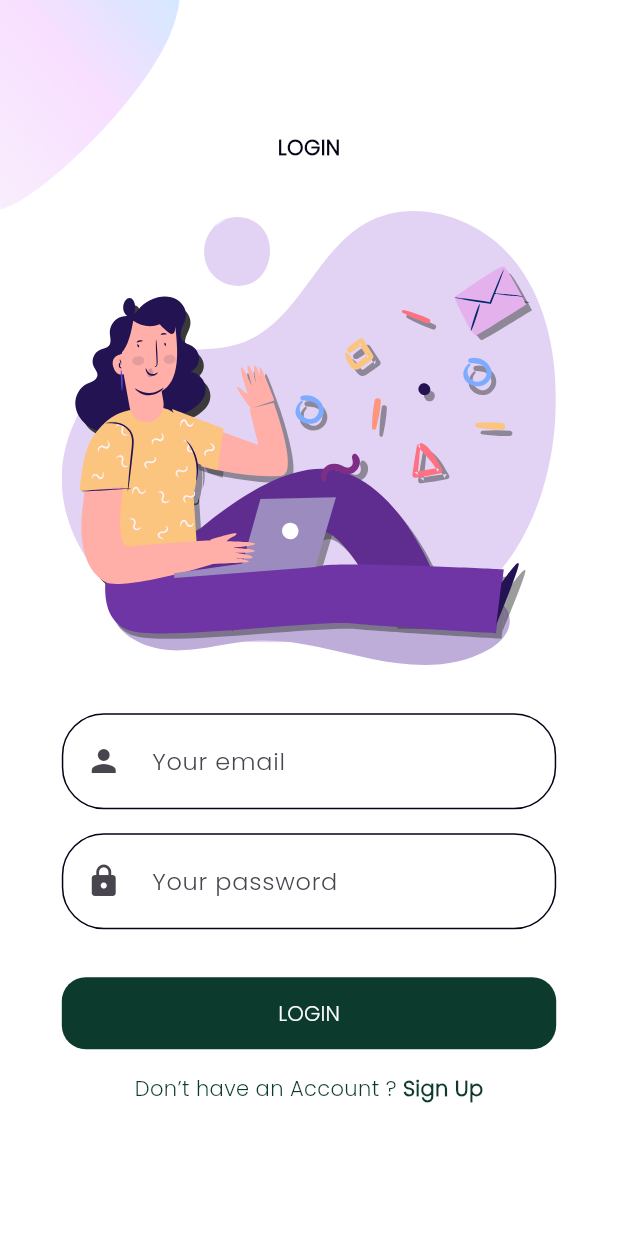
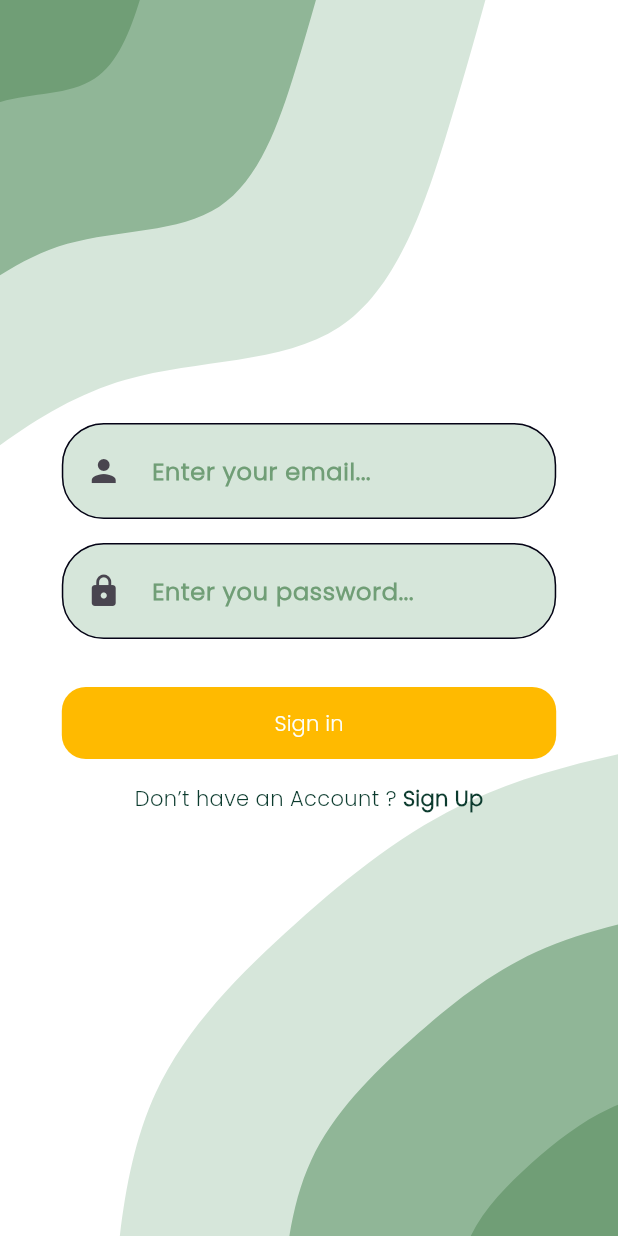
Before and after one commit to Ika1009/Aj_na_Kafu_App, a Flutter app: the screen it shows after launch, in the side drawer, after a tap on "Login", on a phone screen of 412 x 824 dp. Run offline on Flutter 3.47's test engine with Material 3 defaults, Android fonts, the phone set to English and light mode, and no system bars; our stand-ins replace flutter_svg.

Commit message:
Enhance form UI and streamline navigation
- Updated the login form fields with new hint text styling, background
color, and placeholder text for improved visual appeal and stronger user
guidance.
- Removed unnecessary top image component, decluttering the login screen
and focusing attention on the form inputs.
- Modified the "Login" button text to "Sign in" and updated its styling
for better alignment with design standards.
- Replaced PNG images in the background component with vector graphics,
resulting in sharper visuals and potentially better performance.
- Reduced onboarding screen redirection delay for a swifter user
experience.
- Removed deprecated code references, cleaning up the UI codebase for
maintainability.

Refactors like these contribute to a more intuitive and visually
consistent application, enhancing user experience.

```diff
--- a/flutter/project/lib/Screens/Login/components/login_form.dart
+++ b/flutter/project/lib/Screens/Login/components/login_form.dart
@@ -69,7 +69,13 @@ class _LoginFormState extends State<LoginForm> {
             textInputAction: TextInputAction.next,
             cursorColor: primaryColor,
             decoration: const InputDecoration(
-              hintText: "Your email",
+              filled: true,
+              fillColor: Color(0xFFD6E6DA), // dzektor da doda boju i da se zameni
+              hintText: "Enter your email...",
+              hintStyle: TextStyle(
+                color: Color(0xFF709E76), // dzektor da doda boju i da se zameni
+                fontWeight: FontWeight.bold,
+              ),
               prefixIcon: Padding(
                 padding: EdgeInsets.all(defaultPadding),
                 child: Icon(Icons.person),
@@ -84,7 +90,13 @@ class _LoginFormState extends State<LoginForm> {
               obscureText: true,
               cursorColor: primaryColor,
               decoration: const InputDecoration(
-                hintText: "Your password",
+                filled: true,
+                fillColor: Color(0xFFD6E6DA), // dzektor da doda boju i da se zameni
+                hintText: "Enter you password...",
+                hintStyle: TextStyle(
+                  color: Color(0xFF709E76), // dzektor da doda boju i da se zameni
+                  fontWeight: FontWeight.bold,
+                ),
                 prefixIcon: Padding(
                   padding: EdgeInsets.all(defaultPadding),
                   child: Icon(Icons.lock),
@@ -94,11 +106,13 @@ class _LoginFormState extends State<LoginForm> {
           ),
           const SizedBox(height: defaultPadding),
           ElevatedButton(
+            style: ButtonStyle(backgroundColor: MaterialStateProperty.all(accentColor)),
             onPressed: () async {
               await login();
             },
             child: Text(
-              "Login".toUpperCase(),
+              "Sign in",
+              style: TextStyle(color: backgroundColor),
             ),
           ),
           const SizedBox(height: defaultPadding),
--- a/flutter/project/lib/Screens/Login/login_screen.dart
+++ b/flutter/project/lib/Screens/Login/login_screen.dart
@@ -3,7 +3,6 @@ import 'package:project/responsive.dart';
 
 import '../../components/background.dart';
 import 'components/login_form.dart';
-import 'components/login_screen_top_image.dart';
 
 class LoginScreen extends StatelessWidget {
   static String routeName = "/login";
@@ -17,9 +16,6 @@ class LoginScreen extends StatelessWidget {
           mobile: MobileLoginScreen(),
           desktop: Row(
             children: [
-              Expanded(
-                child: LoginScreenTopImage(),
-              ),
               Expanded(
                 child: Row(
                   mainAxisAlignment: MainAxisAlignment.center,
@@ -49,7 +45,6 @@ class MobileLoginScreen extends StatelessWidget {
     return const Column(
       mainAxisAlignment: MainAxisAlignment.center,
       children: <Widget>[
-        LoginScreenTopImage(),
         Row(
           children: [
             Spacer(),
--- a/flutter/project/lib/Screens/onboard/onboard_screen.dart
+++ b/flutter/project/lib/Screens/onboard/onboard_screen.dart
@@ -15,7 +15,7 @@ class _OnBoardScreenState extends State<OnBoardScreen> {
   @override
   void initState() {
     super.initState();
-    Timer(Duration(seconds: 5), () {
+    Timer(Duration(seconds: 3), () {
       Navigator.pushReplacementNamed(context, HomeScreen.routeName);
     });
   }
--- a/flutter/project/lib/components/background.dart
+++ b/flutter/project/lib/components/background.dart
@@ -1,15 +1,20 @@
 import 'package:flutter/material.dart';
+import 'package:flutter_svg/flutter_svg.dart';
 
 class Background extends StatelessWidget {
   final Widget child;
   const Background({
     Key? key,
     required this.child,
-    this.topImage = "assets/images/main_top.png",
-    this.bottomImage = "assets/images/login_bottom.png",
+    this.topImage1 = "assets/icons/vector4.svg",
+    this.topImage2 = "assets/icons/vector5.svg",
+    this.topImage3 = "assets/icons/vector6.svg",
+    this.bottomImage1 = "assets/icons/vector7.svg",
+    this.bottomImage2 = "assets/icons/vector8.svg",
+    this.bottomImage3 = "assets/icons/vector9.svg",
   }) : super(key: key);
 
-  final String topImage, bottomImage;
+  final String topImage1, topImage2, topImage3, bottomImage1, bottomImage2, bottomImage3;
 
   @override
   Widget build(BuildContext context) {
@@ -24,16 +29,51 @@ class Background extends StatelessWidget {
             Positioned(
               top: 0,
               left: 0,
-              child: Image.asset(
-                topImage,
-                width: 120,
+              child: SvgPicture.asset(
+                topImage3,
+                width: 337.5,
               ),
             ),
-            // Positioned(
-            //   bottom: 0,
-            //   right: 0,
-            //   child: Image.asset(bottomImage, width: 120),
-            // ),
+            Positioned(
+              top: 0,
+              left: 0,
+              child: SvgPicture.asset(
+                topImage2,
+                width: 225,
+              ),
+            ),
+            Positioned(
+              top: 0,
+              left: 0,
+              child: SvgPicture.asset(
+                topImage1,
+                width: 112.5,
+              ),
+            ),
+            Positioned(
+              bottom: 0,
+              right: 0,
+              child: SvgPicture.asset(
+                bottomImage3,
+                width: 337.5,
+              ),
+            ),
+            Positioned(
+              bottom: 0,
+              right: 0,
+              child: SvgPicture.asset(
+                bottomImage2,
+                width: 225,
+              ),
+            ),
+            Positioned(
+              bottom: 0,
+              right: 0,
+              child: SvgPicture.asset(
+                bottomImage1,
+                width: 112.5,
+              ),
+            ),
             SafeArea(child: child),
           ],
         ),
```
Also changed, not shown: flutter/project/assets/icons/vector4.svg (added), flutter/project/assets/icons/vector5.svg (added), flutter/project/assets/icons/vector6.svg (added), flutter/project/assets/icons/vector7.svg (added), flutter/project/assets/icons/vector8.svg (added), flutter/project/assets/icons/vector9.svg (added).
